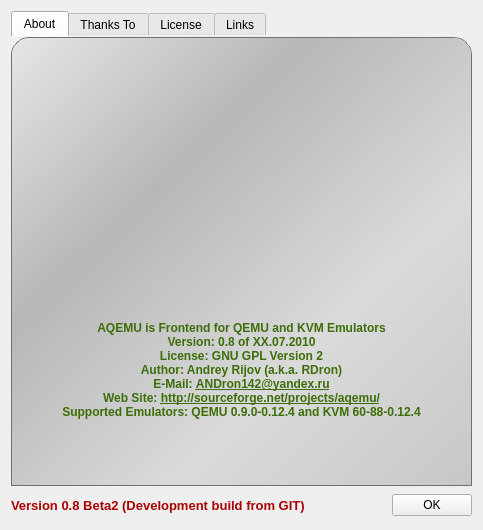
Before: the Qt Designer form About_Window.ui in qunying/aqemu-old, drawn with Qt 5.
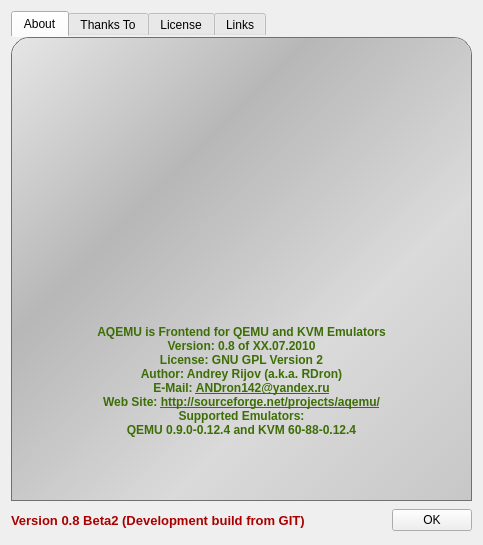
After: the same form once the commit is applied. Icons and pictures are not drawn.

```diff
--- a/About_Window.ui
+++ b/About_Window.ui
@@ -8,7 +8,7 @@
     <x>0</x>
     <y>0</y>
     <width>483</width>
-    <height>530</height>
+    <height>545</height>
    </rect>
   </property>
   <property name="windowTitle">
@@ -146,7 +146,7 @@
 &lt;p&gt;Author: Andrey Rijov (a.k.a. RDron)&lt;/p&gt;
 &lt;p&gt;E-Mail: &lt;a href=&quot;mailto:ANDron142@yandex.ru&quot;&gt;ANDron142@yandex.ru&lt;/a&gt;&lt;/p&gt;
 &lt;p&gt;Web Site: &lt;a href=&quot;http://sourceforge.net/projects/aqemu/&quot;&gt;http://sourceforge.net/projects/aqemu/&lt;/a&gt;&lt;/p&gt;
-&lt;p&gt;Supported Emulators: QEMU 0.9.0-0.12.4 and KVM 60-88-0.12.4&lt;/p&gt;
+&lt;p&gt;Supported Emulators:&lt;br&gt;QEMU 0.9.0-0.12.4 and KVM 60-88-0.12.4&lt;/p&gt;
 &lt;/b&gt;
 &lt;/body&gt;
 &lt;/html&gt;</string>
```
Left out of the diff: 2 changed lines with no effect on the pictures.
